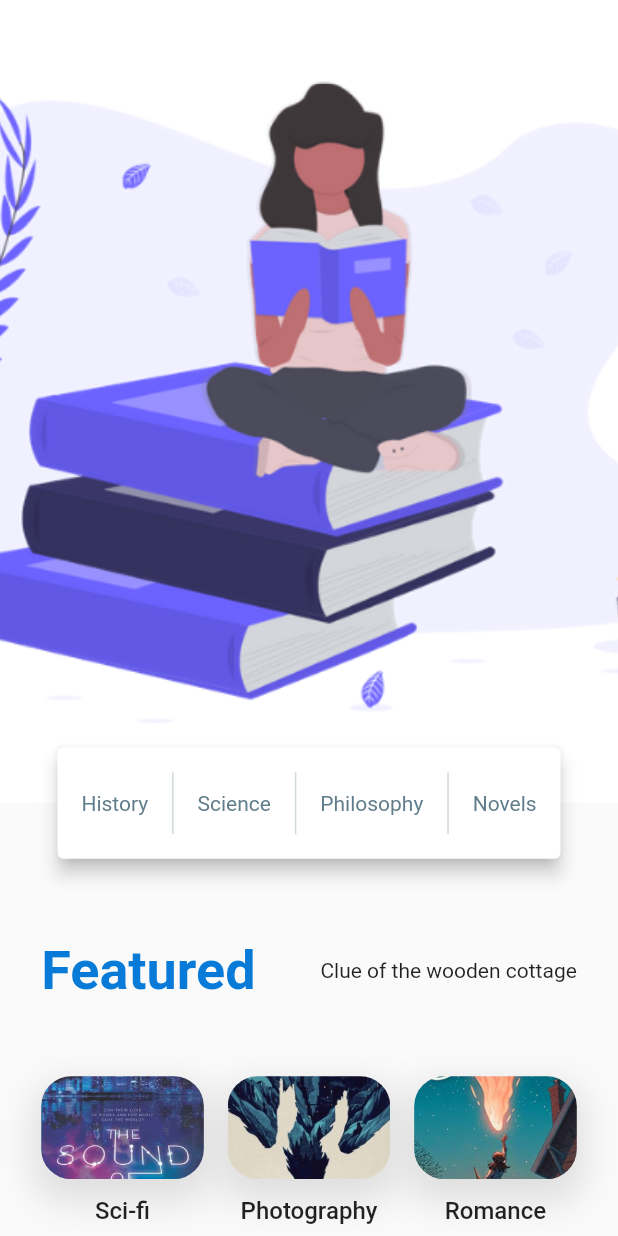
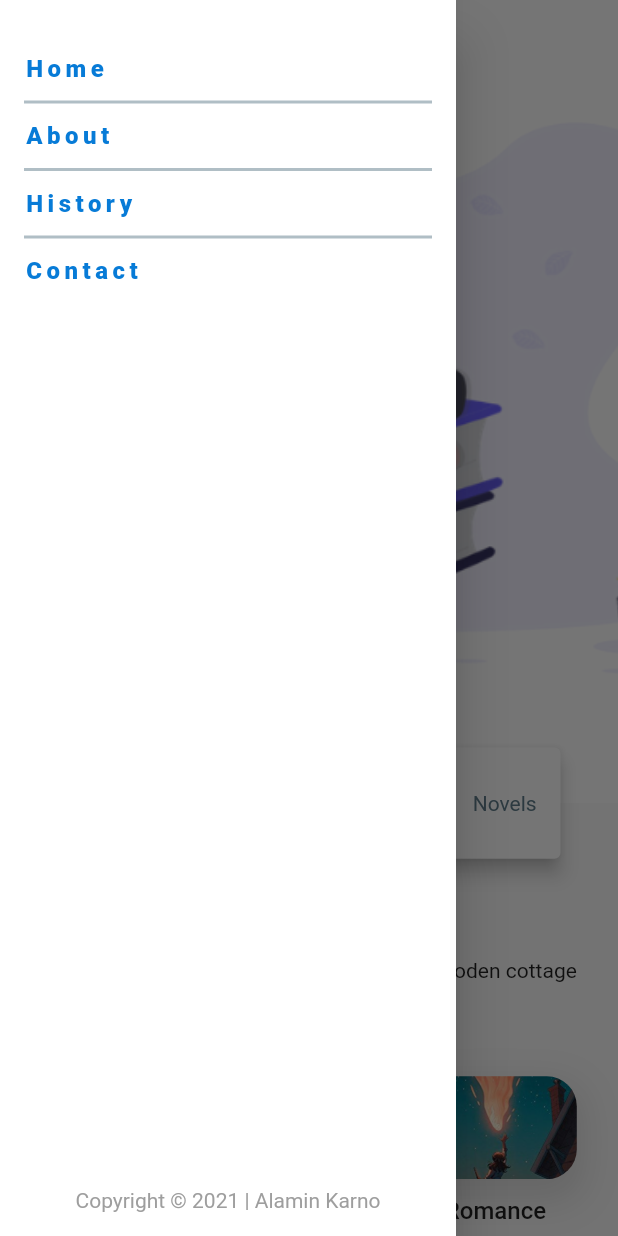
Before and after one commit to CPAD-Gazipur/Web-Landing-Page-Flutter, a Flutter app: the screen it shows after launch, with the side drawer open (before the commit the screen has no drawer), on a phone screen of 412 x 824 dp. Run offline on Flutter 3.47's test engine with Material 2 defaults, Android fonts, the phone set to English and light mode, and no system bars; our stand-ins replace carousel_slider; Roboto replaces fonts that are missing (Montserrat, Raleway).

Commit message:
Web Landing Page: Responsive MenuDrawer Added

```diff
--- a/lib/screens/home_screen.dart
+++ b/lib/screens/home_screen.dart
@@ -39,13 +39,25 @@ class _HomeScreenState extends State<HomeScreen> {
     return Scaffold(
       appBar: screenSize.width < 800
           ? AppBar(
-              backgroundColor: Colors.white.withOpacity(0.5),
+              backgroundColor: Colors.white.withOpacity(_opacity),
               elevation: 0,
+              iconTheme: const IconThemeData(color: Colors.blue),
+              title: const Text(
+                'LWAK',
+                style: TextStyle(
+                  fontSize: 26,
+                  color: Color(0xFF077BD7),
+                  fontFamily: 'Raleway',
+                  fontWeight: FontWeight.w900,
+                  letterSpacing: 3,
+                ),
+              ),
             )
           : PreferredSize(
               preferredSize: Size(screenSize.width, 70),
               child: TopBarContent(opacity: _opacity),
             ),
+      drawer: const MenuDrawer(),
       extendBodyBehindAppBar: true,
       body: SingleChildScrollView(
         controller: _scrollController,
@@ -53,14 +65,12 @@ class _HomeScreenState extends State<HomeScreen> {
           children: [
             Stack(
               children: [
-                Container(
-                  child: SizedBox(
-                    height: screenSize.height * 0.65,
-                    width: screenSize.width,
-                    child: Image.asset(
-                      'assets/images/background.png',
-                      fit: BoxFit.cover,
-                    ),
+                SizedBox(
+                  height: screenSize.height * 0.65,
+                  width: screenSize.width,
+                  child: Image.asset(
+                    'assets/images/background.png',
+                    fit: BoxFit.cover,
                   ),
                 ),
                 Column(
--- /dev/null
+++ b/lib/widegts/menu_drawer.dart
@@ -0,0 +1,111 @@
+import 'package:flutter/material.dart';
+
+class MenuDrawer extends StatelessWidget {
+  const MenuDrawer({Key? key}) : super(key: key);
+
+  @override
+  Widget build(BuildContext context) {
+    return Drawer(
+      child: Container(
+        color: Colors.white, //const Color(0xFF077BD7),
+        child: Padding(
+          padding: const EdgeInsets.all(16.0),
+          child: Column(
+            crossAxisAlignment: CrossAxisAlignment.start,
+            mainAxisAlignment: MainAxisAlignment.start,
+            children: [
+              const SizedBox(height: 20),
+              InkWell(
+                onTap: () {
+                  Navigator.pop(context);
+                },
+                child: const Text(
+                  'Home',
+                  style: TextStyle(
+                    fontSize: 16,
+                    color: Color(0xFF077BD7),
+                    fontFamily: 'Raleway',
+                    fontWeight: FontWeight.w900,
+                    letterSpacing: 3,
+                  ),
+                ),
+              ),
+              Padding(
+                padding: const EdgeInsets.only(top: 5, bottom: 5),
+                child: Divider(
+                  color: Colors.blueGrey.shade200,
+                  thickness: 2,
+                ),
+              ),
+              InkWell(
+                onTap: () {},
+                child: const Text(
+                  'About',
+                  style: TextStyle(
+                    fontSize: 16,
+                    color: Color(0xFF077BD7),
+                    fontFamily: 'Raleway',
+                    fontWeight: FontWeight.w900,
+                    letterSpacing: 3,
+                  ),
+                ),
+              ),
+              Padding(
+                padding: const EdgeInsets.only(top: 5, bottom: 5),
+                child: Divider(
+                  color: Colors.blueGrey.shade200,
+                  thickness: 2,
+                ),
+              ),
+              InkWell(
+                onTap: () {},
+                child: const Text(
+                  'History',
+                  style: TextStyle(
+                    fontSize: 16,
+                    color: Color(0xFF077BD7),
+                    fontFamily: 'Raleway',
+                    fontWeight: FontWeight.w900,
+                    letterSpacing: 3,
+                  ),
+                ),
+              ),
+              Padding(
+                padding: const EdgeInsets.only(top: 5, bottom: 5),
+                child: Divider(
+                  color: Colors.blueGrey.shade200,
+                  thickness: 2,
+                ),
+              ),
+              InkWell(
+                onTap: () {},
+                child: const Text(
+                  'Contact',
+                  style: TextStyle(
+                    fontSize: 16,
+                    color: Color(0xFF077BD7),
+                    fontFamily: 'Raleway',
+                    fontWeight: FontWeight.w900,
+                    letterSpacing: 3,
+                  ),
+                ),
+              ),
+              const Expanded(
+                child: Align(
+                  alignment: Alignment.bottomCenter,
+                  child: Text(
+                    'Copyright © 2021 | Alamin Karno',
+                    style: TextStyle(
+                      color: Colors.grey,
+                      fontSize: 14,
+                    ),
+                  ),
+                ),
+              ),
+            ],
+          ),
+        ),
+      ),
+    );
+  }
+}
--- a/lib/widegts/widegts.dart
+++ b/lib/widegts/widegts.dart
@@ -4,5 +4,6 @@ export 'feature_heading.dart';
 export 'feature_tiles.dart';
 export 'floating_quick_access_bar.dart';
 export 'main_heading.dart';
+export 'menu_drawer.dart';
 export 'responsive_widget.dart';
 export 'top_bar_content.dart';
```
